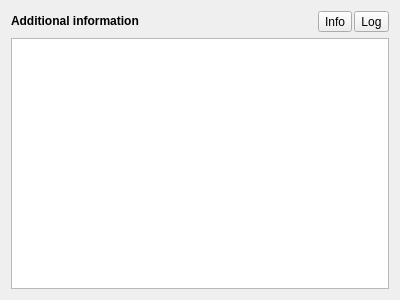
Qt form Viewer/ecflowUI/src/OutputFetchInfo.ui (ecmwf/ecflow) before a commit.
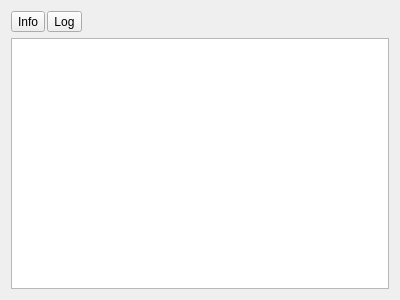
The same form after that commit.

Commit message: ecFlowUI: optimise directory update in output panel ECFLOW-1810

```diff
--- a/Viewer/ecflowUI/src/OutputFetchInfo.ui
+++ b/Viewer/ecflowUI/src/OutputFetchInfo.ui
@@ -19,13 +19,6 @@
      <property name="spacing">
       <number>2</number>
      </property>
-     <item>
-      <widget class="QLabel" name="label">
-       <property name="text">
-        <string>&lt;b&gt;Additional information&lt;/b&gt;</string>
-       </property>
-      </widget>
-     </item>
      <item>
       <widget class="QToolButton" name="infoTb">
        <property name="text">
@@ -46,6 +39,13 @@
        </property>
       </widget>
      </item>
+     <item>
+      <widget class="QLabel" name="label">
+       <property name="text">
+        <string/>
+       </property>
+      </widget>
+     </item>
     </layout>
    </item>
    <item>
```
The commit also changes 11 other files.
